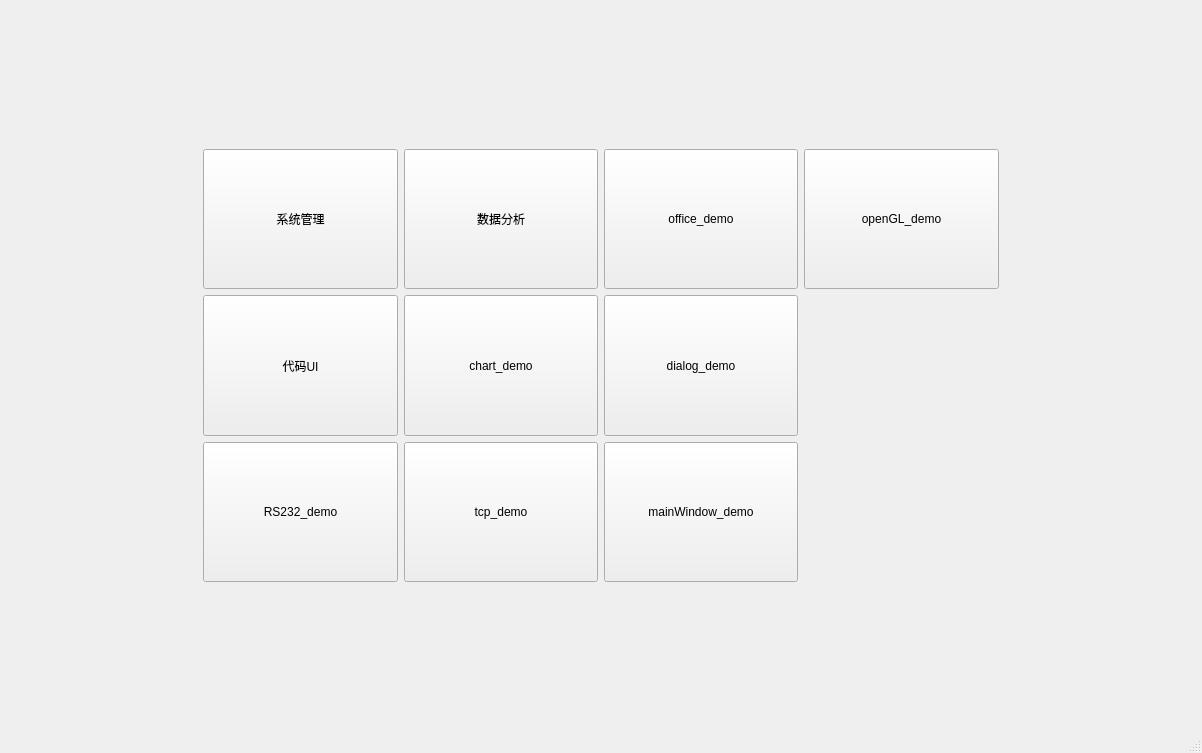
Qt form widgetsDemo/mainwindow.ui (TYHJgy/QT-demo) before a commit.
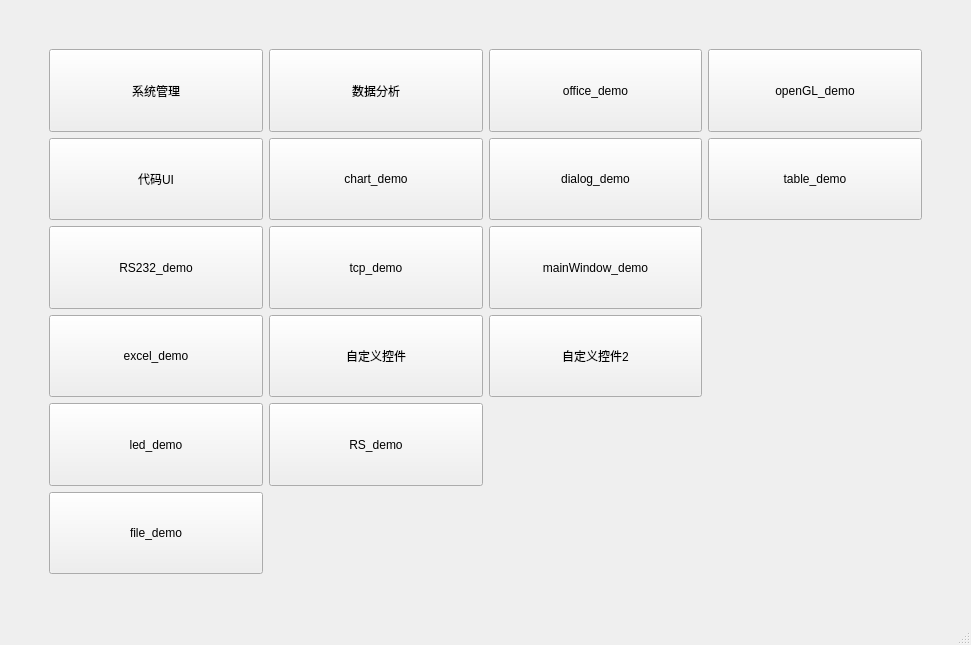
The same form after that commit.

Diff of the .ui file:
```diff
--- a/widgetsDemo/mainwindow.ui
+++ b/widgetsDemo/mainwindow.ui
@@ -6,8 +6,8 @@
    <rect>
     <x>0</x>
     <y>0</y>
-    <width>1202</width>
-    <height>753</height>
+    <width>971</width>
+    <height>645</height>
    </rect>
   </property>
   <property name="windowTitle">
@@ -15,41 +15,15 @@
   </property>
   <widget class="QWidget" name="centralwidget">
    <layout class="QGridLayout" name="gridLayout">
-    <item row="2" column="2">
-     <widget class="QPushButton" name="charDemo">
-      <property name="sizePolicy">
-       <sizepolicy hsizetype="Expanding" vsizetype="Expanding">
-        <horstretch>0</horstretch>
-        <verstretch>0</verstretch>
-       </sizepolicy>
-      </property>
-      <property name="text">
-       <string>chart_demo</string>
-      </property>
-     </widget>
-    </item>
-    <item row="3" column="2">
-     <widget class="QPushButton" name="tcpDemo">
-      <property name="sizePolicy">
-       <sizepolicy hsizetype="Expanding" vsizetype="Expanding">
-        <horstretch>0</horstretch>
-        <verstretch>0</verstretch>
-       </sizepolicy>
-      </property>
-      <property name="text">
-       <string>tcp_demo</string>
-      </property>
-     </widget>
-    </item>
-    <item row="1" column="0">
-     <spacer name="horizontalSpacer">
+    <item row="0" column="1">
+     <spacer name="verticalSpacer">
       <property name="orientation">
-       <enum>Qt::Horizontal</enum>
+       <enum>Qt::Vertical</enum>
       </property>
       <property name="sizeHint" stdset="0">
        <size>
-        <width>40</width>
-        <height>20</height>
+        <width>20</width>
+        <height>40</height>
        </size>
       </property>
      </spacer>
@@ -67,16 +41,16 @@
       </property>
      </spacer>
     </item>
-    <item row="3" column="1">
-     <widget class="QPushButton" name="rs232Demo">
+    <item row="1" column="1">
+     <widget class="QPushButton" name="sysManage">
       <property name="sizePolicy">
        <sizepolicy hsizetype="Expanding" vsizetype="Expanding">
-        <horstretch>0</horstretch>
-        <verstretch>0</verstretch>
+        <horstretch>1</horstretch>
+        <verstretch>1</verstretch>
        </sizepolicy>
       </property>
       <property name="text">
-       <string>RS232_demo</string>
+       <string>系统管理</string>
       </property>
      </widget>
     </item>
@@ -84,7 +58,7 @@
      <widget class="QPushButton" name="dataAnalyze">
       <property name="sizePolicy">
        <sizepolicy hsizetype="Expanding" vsizetype="Expanding">
-        <horstretch>0</horstretch>
+        <horstretch>1</horstretch>
         <verstretch>0</verstretch>
        </sizepolicy>
       </property>
@@ -93,7 +67,26 @@
       </property>
      </widget>
     </item>
-    <item row="4" column="1">
+    <item row="2" column="2">
+     <widget class="QPushButton" name="charDemo">
+      <property name="sizePolicy">
+       <sizepolicy hsizetype="Expanding" vsizetype="Expanding">
+        <horstretch>0</horstretch>
+        <verstretch>0</verstretch>
+       </sizepolicy>
+      </property>
+      <property name="maximumSize">
+       <size>
+        <width>250</width>
+        <height>16777215</height>
+       </size>
+      </property>
+      <property name="text">
+       <string>chart_demo</string>
+      </property>
+     </widget>
+    </item>
+    <item row="7" column="1">
      <spacer name="verticalSpacer_2">
       <property name="orientation">
        <enum>Qt::Vertical</enum>
@@ -106,29 +99,29 @@
       </property>
      </spacer>
     </item>
-    <item row="1" column="3">
-     <widget class="QPushButton" name="officeDemo">
+    <item row="5" column="2">
+     <widget class="QPushButton" name="rsDemo">
       <property name="sizePolicy">
        <sizepolicy hsizetype="Expanding" vsizetype="Expanding">
         <horstretch>0</horstretch>
-        <verstretch>0</verstretch>
+        <verstretch>1</verstretch>
        </sizepolicy>
       </property>
       <property name="text">
-       <string>office_demo</string>
+       <string>RS_demo</string>
       </property>
      </widget>
     </item>
-    <item row="1" column="1">
-     <widget class="QPushButton" name="sysManage">
+    <item row="1" column="4">
+     <widget class="QPushButton" name="openGLDemo">
       <property name="sizePolicy">
        <sizepolicy hsizetype="Expanding" vsizetype="Expanding">
-        <horstretch>0</horstretch>
+        <horstretch>1</horstretch>
         <verstretch>0</verstretch>
        </sizepolicy>
       </property>
       <property name="text">
-       <string>系统管理</string>
+       <string>openGL_demo</string>
       </property>
      </widget>
     </item>
@@ -145,12 +138,25 @@
       </property>
      </widget>
     </item>
+    <item row="1" column="0">
+     <spacer name="horizontalSpacer">
+      <property name="orientation">
+       <enum>Qt::Horizontal</enum>
+      </property>
+      <property name="sizeHint" stdset="0">
+       <size>
+        <width>40</width>
+        <height>20</height>
+       </size>
+      </property>
+     </spacer>
+    </item>
     <item row="2" column="1">
      <widget class="QPushButton" name="codeUi">
       <property name="sizePolicy">
-       <sizepolicy hsizetype="Expanding" vsizetype="Expanding">
+       <sizepolicy hsizetype="Expanding" vsizetype="Minimum">
         <horstretch>0</horstretch>
-        <verstretch>0</verstretch>
+        <verstretch>1</verstretch>
        </sizepolicy>
       </property>
       <property name="text">
@@ -158,6 +164,115 @@
       </property>
      </widget>
     </item>
+    <item row="1" column="3">
+     <widget class="QPushButton" name="officeDemo">
+      <property name="sizePolicy">
+       <sizepolicy hsizetype="Expanding" vsizetype="Expanding">
+        <horstretch>1</horstretch>
+        <verstretch>0</verstretch>
+       </sizepolicy>
+      </property>
+      <property name="text">
+       <string>office_demo</string>
+      </property>
+     </widget>
+    </item>
+    <item row="5" column="1">
+     <widget class="QPushButton" name="ExcelDemo_2">
+      <property name="sizePolicy">
+       <sizepolicy hsizetype="Expanding" vsizetype="Expanding">
+        <horstretch>0</horstretch>
+        <verstretch>1</verstretch>
+       </sizepolicy>
+      </property>
+      <property name="text">
+       <string>led_demo</string>
+      </property>
+     </widget>
+    </item>
+    <item row="3" column="1">
+     <widget class="QPushButton" name="rs232Demo">
+      <property name="sizePolicy">
+       <sizepolicy hsizetype="Expanding" vsizetype="Expanding">
+        <horstretch>0</horstretch>
+        <verstretch>1</verstretch>
+       </sizepolicy>
+      </property>
+      <property name="text">
+       <string>RS232_demo</string>
+      </property>
+     </widget>
+    </item>
+    <item row="4" column="2">
+     <widget class="QPushButton" name="CustomButtonDemo">
+      <property name="sizePolicy">
+       <sizepolicy hsizetype="Expanding" vsizetype="Expanding">
+        <horstretch>0</horstretch>
+        <verstretch>1</verstretch>
+       </sizepolicy>
+      </property>
+      <property name="text">
+       <string>自定义控件</string>
+      </property>
+     </widget>
+    </item>
+    <item row="3" column="2">
+     <widget class="QPushButton" name="tcpDemo">
+      <property name="sizePolicy">
+       <sizepolicy hsizetype="Expanding" vsizetype="Minimum">
+        <horstretch>0</horstretch>
+        <verstretch>0</verstretch>
+       </sizepolicy>
+      </property>
+      <property name="minimumSize">
+       <size>
+        <width>0</width>
+        <height>0</height>
+       </size>
+      </property>
+      <property name="maximumSize">
+       <size>
+        <width>16777215</width>
+        <height>500</height>
+       </size>
+      </property>
+      <property name="text">
+       <string>tcp_demo</string>
+      </property>
+     </widget>
+    </item>
+    <item row="2" column="4">
+     <widget class="QPushButton" name="TableDemo">
+      <property name="sizePolicy">
+       <sizepolicy hsizetype="Expanding" vsizetype="Expanding">
+        <horstretch>0</horstretch>
+        <verstretch>0</verstretch>
+       </sizepolicy>
+      </property>
+      <property name="maximumSize">
+       <size>
+        <width>16777215</width>
+        <height>16777215</height>
+       </size>
+      </property>
+      <property name="text">
+       <string>table_demo</string>
+      </property>
+     </widget>
+    </item>
+    <item row="4" column="3">
+     <widget class="QPushButton" name="CustomButtonDemo_2">
+      <property name="sizePolicy">
+       <sizepolicy hsizetype="Expanding" vsizetype="Expanding">
+        <horstretch>0</horstretch>
+        <verstretch>1</verstretch>
+       </sizepolicy>
+      </property>
+      <property name="text">
+       <string>自定义控件2</string>
+      </property>
+     </widget>
+    </item>
     <item row="2" column="3">
      <widget class="QPushButton" name="DialogDemo">
       <property name="sizePolicy">
@@ -171,29 +286,29 @@
       </property>
      </widget>
     </item>
-    <item row="0" column="1">
-     <spacer name="verticalSpacer">
-      <property name="orientation">
-       <enum>Qt::Vertical</enum>
+    <item row="4" column="1">
+     <widget class="QPushButton" name="ExcelDemo">
+      <property name="sizePolicy">
+       <sizepolicy hsizetype="Expanding" vsizetype="Expanding">
+        <horstretch>0</horstretch>
+        <verstretch>1</verstretch>
+       </sizepolicy>
       </property>
-      <property name="sizeHint" stdset="0">
-       <size>
-        <width>20</width>
-        <height>40</height>
-       </size>
+      <property name="text">
+       <string>excel_demo</string>
       </property>
-     </spacer>
+     </widget>
     </item>
-    <item row="1" column="4">
-     <widget class="QPushButton" name="openGLDemo">
+    <item row="6" column="1">
+     <widget class="QPushButton" name="fileDemo">
       <property name="sizePolicy">
        <sizepolicy hsizetype="Expanding" vsizetype="Expanding">
         <horstretch>0</horstretch>
-        <verstretch>0</verstretch>
+        <verstretch>1</verstretch>
        </sizepolicy>
       </property>
       <property name="text">
-       <string>openGL_demo</string>
+       <string>file_demo</string>
       </property>
      </widget>
     </item>
@@ -204,7 +319,7 @@
     <rect>
      <x>0</x>
      <y>0</y>
-     <width>1202</width>
+     <width>971</width>
      <height>25</height>
     </rect>
    </property>
```
